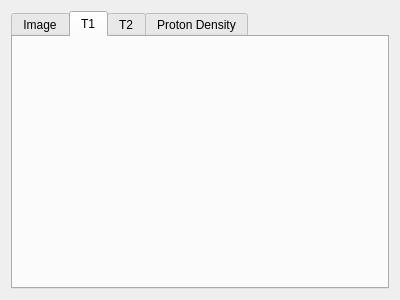
Qt form src/ui/phantom_widget.ui (MOHAMEDMANSOUR20/MRI_Simulation) before a commit.
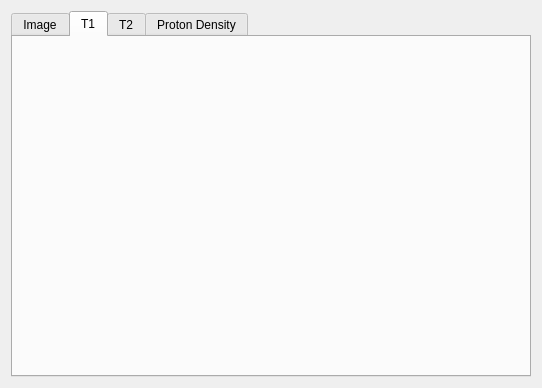
The same form after that commit. The open tabs and pages were chosen to show the change.

```diff
--- a/src/ui/phantom_widget.ui
+++ b/src/ui/phantom_widget.ui
@@ -6,8 +6,8 @@
    <rect>
     <x>0</x>
     <y>0</y>
-    <width>400</width>
-    <height>300</height>
+    <width>542</width>
+    <height>388</height>
    </rect>
   </property>
   <property name="windowTitle">
```
Left out of the diff: 62 changed lines with no effect on the pictures.
